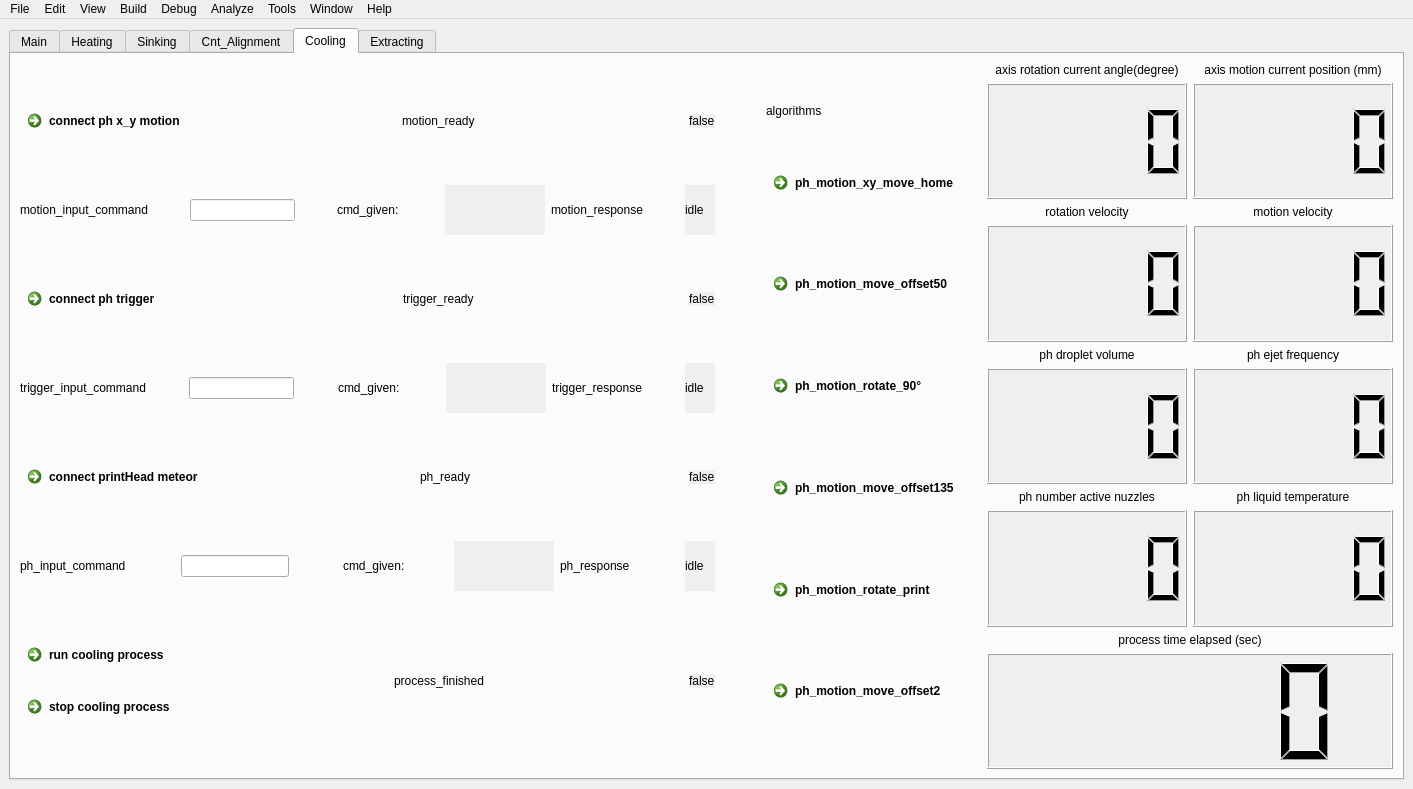
First picture: the form in src/viewLayer/mainwindow.ui, repository theion-batteries/soft_wgm_user_interface_qt_cpp, before the edit.
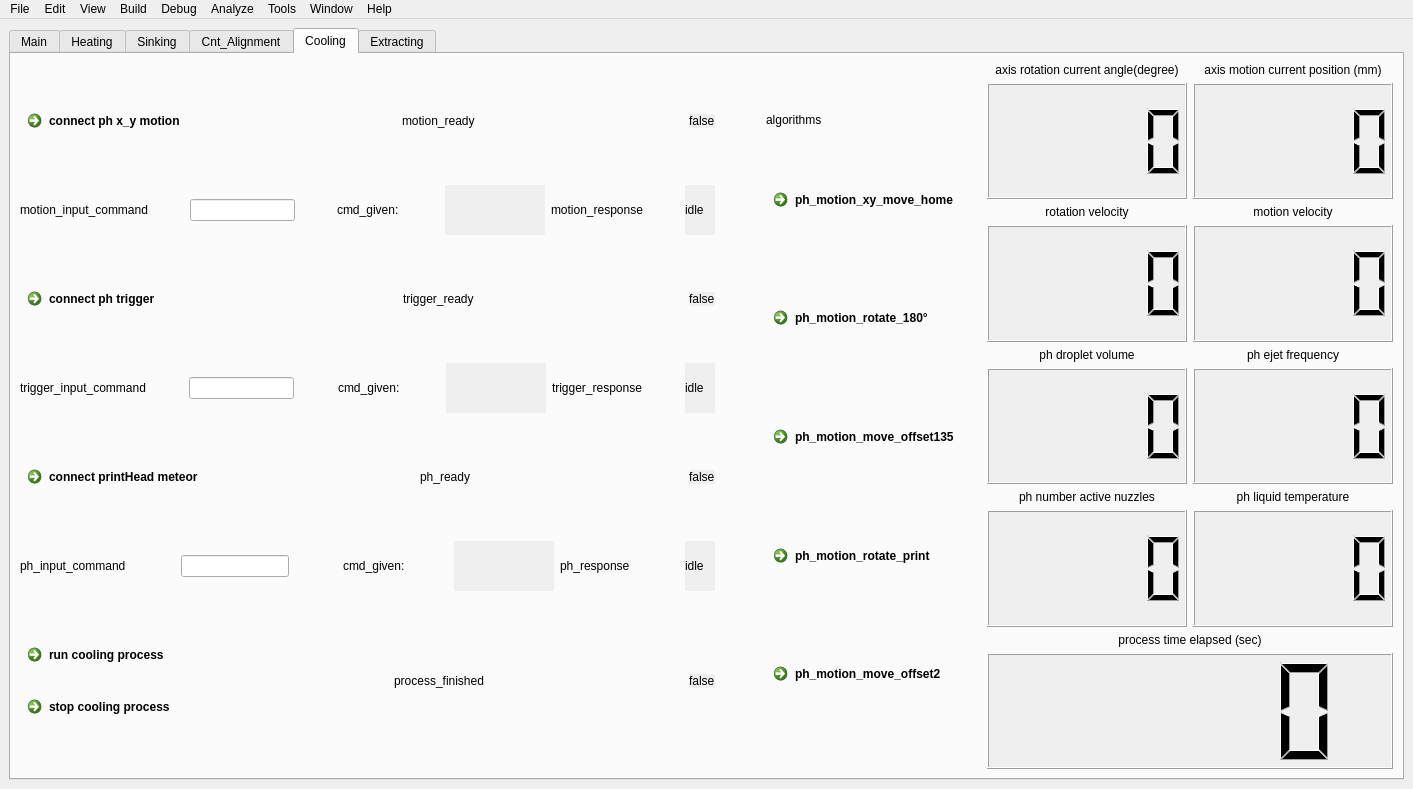
Second picture: the form after the edit. Icons and pictures are not drawn.

Commit message: changes in UI based on cooling algorithm. added script files to push all changes

What changed in the file:
```diff
--- a/src/viewLayer/mainwindow.ui
+++ b/src/viewLayer/mainwindow.ui
@@ -3640,14 +3640,7 @@
             <item>
              <widget class="QCommandLinkButton" name="ph_motion_move_offset50">
               <property name="text">
-               <string>ph_motion_move_offset50</string>
-              </property>
-             </widget>
-            </item>
-            <item>
-             <widget class="QCommandLinkButton" name="ph_motion_rotate_90">
-              <property name="text">
-               <string>ph_motion_rotate_90°</string>
+               <string>ph_motion_rotate_180°</string>
               </property>
              </widget>
             </item>
```
Left out of the diff: 2 changed lines with no effect on the pictures. The commit also changes 2 other files.
